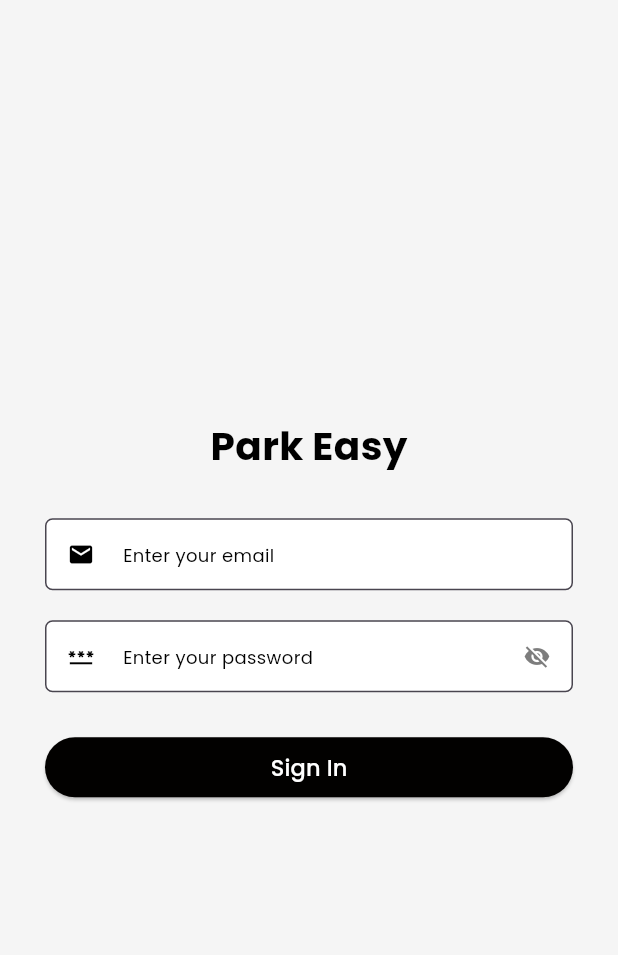
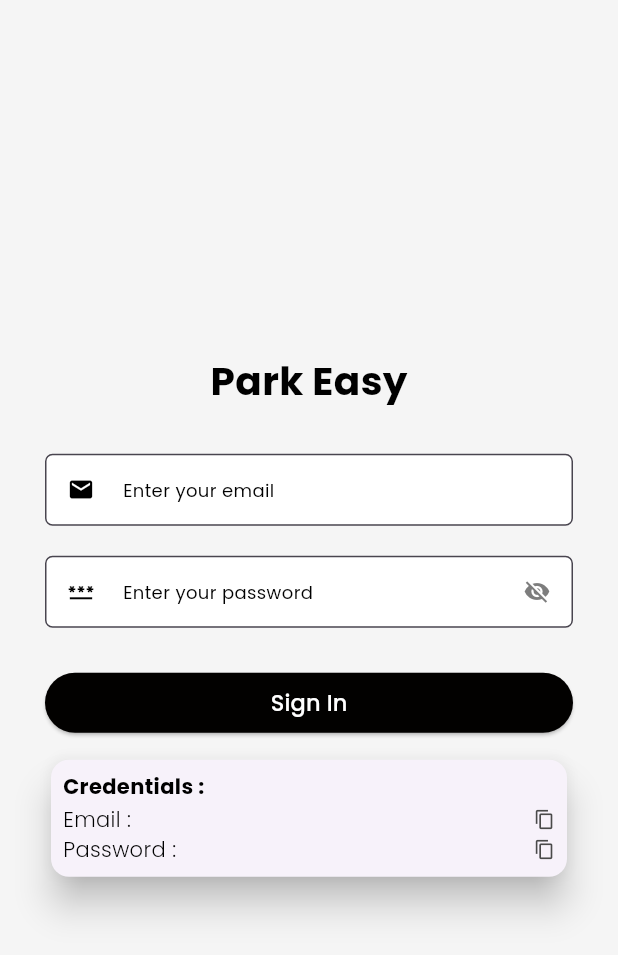
Before and after one commit to Nevilrv/Spot-A-Park-Admin, a Flutter app: the screen it shows after launch, on a phone screen of 412 x 824 dp. Shown: the top 955 px of the screen. Run offline on Flutter 3.47's test engine with Material 3 defaults, Android fonts, the phone set to English and light mode, and no system bars; our stand-ins replace cached_network_image, cloud_firestore, country_code_picker, firebase_core, firebase_storage, flutter_screenutil and 9 more; missing offline and left inert: geoflutterfire2, location_picker_flutter_map, syncfusion_flutter_core; accounts and stored records are empty; statements that could not run were skipped.

Commit message:
Minor changes

```diff
--- a/lib/app/modules/app_settings/views/app_settings_view.dart
+++ b/lib/app/modules/app_settings/views/app_settings_view.dart
@@ -448,13 +448,13 @@ class AppSettingsView extends StatelessWidget {
                                         .text
                                         .isNotEmpty) {
                                       ProgressLoader.showLoadingDialog();
-                                      Constant.constantModel
+                                      Constant.constantModel!
                                               .minimumAmountDeposit =
                                           appSettingsController
                                               .minimumDepositController
                                               .value
                                               .text;
-                                      setGeneralSetting(Constant.constantModel)
+                                      setGeneralSetting(Constant.constantModel!)
                                           .then((value) {
                                         Get.back();
                                         showSuccessToast(
@@ -509,13 +509,13 @@ class AppSettingsView extends StatelessWidget {
                                         .text
                                         .isNotEmpty) {
                                       ProgressLoader.showLoadingDialog();
-                                      Constant.constantModel
+                                      Constant.constantModel!
                                               .minimumAmountWithdraw =
                                           appSettingsController
                                               .minimumWithdrawalController
                                               .value
                                               .text;
-                                      setGeneralSetting(Constant.constantModel)
+                                      setGeneralSetting(Constant.constantModel!)
                                           .then((value) {
                                         Get.back();
                                         showSuccessToast(
@@ -604,12 +604,12 @@ class AppSettingsView extends StatelessWidget {
                                       .text
                                       .isNotEmpty) {
                                     ProgressLoader.showLoadingDialog();
-                                    Constant.constantModel.referralAmount =
+                                    Constant.constantModel!.referralAmount =
                                         appSettingsController
                                             .referralAmountController
                                             .value
                                             .text;
-                                    setGeneralSetting(Constant.constantModel)
+                                    setGeneralSetting(Constant.constantModel!)
                                         .then((value) {
                                       Get.back();
                                       showSuccessToast(
@@ -687,10 +687,10 @@ class AppSettingsView extends StatelessWidget {
                                   if (appSettingsController.mapRadiusController
                                       .value.text.isNotEmpty) {
                                     ProgressLoader.showLoadingDialog();
-                                    Constant.constantModel.radius =
+                                    Constant.constantModel!.radius =
                                         appSettingsController
                                             .mapRadiusController.value.text;
-                                    setGeneralSetting(Constant.constantModel)
+                                    setGeneralSetting(Constant.constantModel!)
                                         .then((value) {
                                       Get.back();
                                       showSuccessToast("Map radius updated");
--- a/lib/app/modules/login_page/views/login_page_view.dart
+++ b/lib/app/modules/login_page/views/login_page_view.dart
@@ -57,68 +57,70 @@ class LoginPageView extends GetView<LoginPageController> {
                     },
                   ),
                   const SizedBox(height: 14),
-                  // Card(
-                  //   elevation: 10,
-                  //   child: Padding(
-                  //     padding: const EdgeInsets.all(8.0),
-                  //     child: Column(
-                  //       mainAxisAlignment: MainAxisAlignment.start,
-                  //       crossAxisAlignment: CrossAxisAlignment.start,
-                  //       children: [
-                  //         Text(
-                  //           "Credentials : ",
-                  //           style: GoogleFonts.poppins(
-                  //             fontSize: 14,
-                  //             fontWeight: FontWeight.bold,
-                  //           ),
-                  //         ),
-                  //         const SizedBox(height: 2),
-                  //         Row(
-                  //           mainAxisAlignment: MainAxisAlignment.spaceBetween,
-                  //           crossAxisAlignment: CrossAxisAlignment.center,
-                  //           children: [
-                  //             Text(
-                  //               "Email : ${controller.email.value}",
-                  //               style: GoogleFonts.poppins(
-                  //                 fontSize: 14,
-                  //                 fontWeight: FontWeight.w300,
-                  //               ),
-                  //             ),
-                  //             InkWell(
-                  //                 onTap: () async {
-                  //                   await Clipboard.setData(ClipboardData(text: controller.email.value));
-                  //                 },
-                  //                 child: const Icon(
-                  //                   Icons.copy,
-                  //                   size: 14,
-                  //                 ))
-                  //           ],
-                  //         ),
-                  //         Row(
-                  //           mainAxisAlignment: MainAxisAlignment.spaceBetween,
-                  //           crossAxisAlignment: CrossAxisAlignment.center,
-                  //           children: [
-                  //             Text(
-                  //               "Password : ${controller.password.value}",
-                  //               style: GoogleFonts.poppins(
-                  //                 fontSize: 14,
-                  //                 fontWeight: FontWeight.w300,
-                  //               ),
-                  //             ),
-                  //             InkWell(
-                  //                 onTap: () async {
-                  //                   await Clipboard.setData(ClipboardData(text: controller.password.value));
-                  //                 },
-                  //                 child: const Icon(
-                  //                   Icons.copy,
-                  //                   size: 14,
-                  //                 ))
-                  //           ],
-                  //         ),
-                  //       ],
-                  //     ),
-                  //   ),
-                  // )
+                  Card(
+                    elevation: 10,
+                    child: Padding(
+                      padding: const EdgeInsets.all(8.0),
+                      child: Column(
+                        mainAxisAlignment: MainAxisAlignment.start,
+                        crossAxisAlignment: CrossAxisAlignment.start,
+                        children: [
+                          Text(
+                            "Credentials : ",
+                            style: GoogleFonts.poppins(
+                              fontSize: 14,
+                              fontWeight: FontWeight.bold,
+                            ),
+                          ),
+                          const SizedBox(height: 2),
+                          Row(
+                            mainAxisAlignment: MainAxisAlignment.spaceBetween,
+                            crossAxisAlignment: CrossAxisAlignment.center,
+                            children: [
+                              Text(
+                                "Email : ${controller.email.value}",
+                                style: GoogleFonts.poppins(
+                                  fontSize: 14,
+                                  fontWeight: FontWeight.w300,
+                                ),
+                              ),
+                              InkWell(
+                                  onTap: () async {
+                                    await Clipboard.setData(ClipboardData(
+                                        text: controller.email.value));
+                                  },
+                                  child: const Icon(
+                                    Icons.copy,
+                                    size: 14,
+                                  ))
+                            ],
+                          ),
+                          Row(
+                            mainAxisAlignment: MainAxisAlignment.spaceBetween,
+                            crossAxisAlignment: CrossAxisAlignment.center,
+                            children: [
+                              Text(
+                                "Password : ${controller.password.value}",
+                                style: GoogleFonts.poppins(
+                                  fontSize: 14,
+                                  fontWeight: FontWeight.w300,
+                                ),
+                              ),
+                              InkWell(
+                                  onTap: () async {
+                                    await Clipboard.setData(ClipboardData(
+                                        text: controller.password.value));
+                                  },
+                                  child: const Icon(
+                                    Icons.copy,
+                                    size: 14,
+                                  ))
+                            ],
+                          ),
+                        ],
+                      ),
+                    ),
+                  )
                 ]),
           ),
         ),
@@ -160,70 +162,70 @@ class LoginPageView extends GetView<LoginPageController> {
                     },
                   ),
                   const SizedBox(height: 14),
-                  // Card(
-                  //   elevation: 10,
-                  //   child: Padding(
-                  //     padding: const EdgeInsets.all(8.0),
-                  //     child: Column(
-                  //       mainAxisAlignment: MainAxisAlignment.start,
-                  //       crossAxisAlignment: CrossAxisAlignment.start,
-                  //       children: [
-                  //         Text(
-                  //           "Credentials : ",
-                  //           style: GoogleFonts.poppins(
-                  //             fontSize: 14,
-                  //             fontWeight: FontWeight.bold,
-                  //           ),
-                  //         ),
-                  //         const SizedBox(height: 2),
-                  //         Row(
-                  //           mainAxisAlignment: MainAxisAlignment.spaceBetween,
-                  //           crossAxisAlignment: CrossAxisAlignment.center,
-                  //           children: [
-                  //             Text(
-                  //               "Email : ${controller.email.value}",
-                  //               style: GoogleFonts.poppins(
-                  //                 fontSize: 14,
-                  //                 fontWeight: FontWeight.w300,
-                  //               ),
-                  //             ),
-                  //             InkWell(
-                  //                 onTap: () async {
-                  //                   await Clipboard.setData(ClipboardData(
-                  //                       text: controller.email.value));
-                  //                 },
-                  //                 child: const Icon(
-                  //                   Icons.copy,
-                  //                   size: 14,
-                  //                 ))
-                  //           ],
-                  //         ),
-                  //         Row(
-                  //           mainAxisAlignment: MainAxisAlignment.spaceBetween,
-                  //           crossAxisAlignment: CrossAxisAlignment.center,
-                  //           children: [
-                  //             Text(
-                  //               "Password : ${controller.password.value}",
-                  //               style: GoogleFonts.poppins(
-                  //                 fontSize: 14,
-                  //                 fontWeight: FontWeight.w300,
-                  //               ),
-                  //             ),
-                  //             InkWell(
-                  //                 onTap: () async {
-                  //                   await Clipboard.setData(ClipboardData(
-                  //                       text: controller.password.value));
-                  //                 },
-                  //                 child: const Icon(
-                  //                   Icons.copy,
-                  //                   size: 14,
-                  //                 ))
-                  //           ],
-                  //         ),
-                  //       ],
-                  //     ),
-                  //   ),
-                  // )
+                  Card(
+                    elevation: 10,
+                    child: Padding(
+                      padding: const EdgeInsets.all(8.0),
+                      child: Column(
+                        mainAxisAlignment: MainAxisAlignment.start,
+                        crossAxisAlignment: CrossAxisAlignment.start,
+                        children: [
+                          Text(
+                            "Credentials : ",
+                            style: GoogleFonts.poppins(
+                              fontSize: 14,
+                              fontWeight: FontWeight.bold,
+                            ),
+                          ),
+                          const SizedBox(height: 2),
+                          Row(
+                            mainAxisAlignment: MainAxisAlignment.spaceBetween,
+                            crossAxisAlignment: CrossAxisAlignment.center,
+                            children: [
+                              Text(
+                                "Email : ${controller.email.value}",
+                                style: GoogleFonts.poppins(
+                                  fontSize: 14,
+                                  fontWeight: FontWeight.w300,
+                                ),
+                              ),
+                              InkWell(
+                                  onTap: () async {
+                                    await Clipboard.setData(ClipboardData(
+                                        text: controller.email.value));
+                                  },
+                                  child: const Icon(
+                                    Icons.copy,
+                                    size: 14,
+                                  ))
+                            ],
+                          ),
+                          Row(
+                            mainAxisAlignment: MainAxisAlignment.spaceBetween,
+                            crossAxisAlignment: CrossAxisAlignment.center,
+                            children: [
+                              Text(
+                                "Password : ${controller.password.value}",
+                                style: GoogleFonts.poppins(
+                                  fontSize: 14,
+                                  fontWeight: FontWeight.w300,
+                                ),
+                              ),
+                              InkWell(
+                                  onTap: () async {
+                                    await Clipboard.setData(ClipboardData(
+                                        text: controller.password.value));
+                                  },
+                                  child: const Icon(
+                                    Icons.copy,
+                                    size: 14,
+                                  ))
+                            ],
+                          ),
+                        ],
+                      ),
+                    ),
+                  )
                 ]),
           ),
         ),
@@ -279,76 +281,76 @@ class LoginPageView extends GetView<LoginPageController> {
                         },
                       ),
                       const SizedBox(height: 14),
-                      // Card(
-                      //   elevation: 10,
-                      //   child: Padding(
-                      //     padding: const EdgeInsets.all(8.0),
-                      //     child: Column(
-                      //       mainAxisAlignment: MainAxisAlignment.start,
-                      //       crossAxisAlignment: CrossAxisAlignment.start,
-                      //       children: [
-                      //         Text(
-                      //           "Credentials : ",
-                      //           style: GoogleFonts.poppins(
-                      //             fontSize: 14,
-                      //             fontWeight: FontWeight.bold,
-                      //           ),
-                      //         ),
-                      //         const SizedBox(height: 2),
-                      //         Row(
-                      //           mainAxisAlignment:
-                      //               MainAxisAlignment.spaceBetween,
-                      //           crossAxisAlignment: CrossAxisAlignment.center,
-                      //           children: [
-                      //             Obx(
-                      //               () => Text(
-                      //                 "Email : ${controller.email.value}",
-                      //                 style: GoogleFonts.poppins(
-                      //                   fontSize: 14,
-                      //                   fontWeight: FontWeight.w300,
-                      //                 ),
-                      //               ),
-                      //             ),
-                      //             InkWell(
-                      //                 onTap: () async {
-                      //                   await Clipboard.setData(ClipboardData(
-                      //                       text: controller.email.value));
-                      //                 },
-                      //                 child: const Icon(
-                      //                   Icons.copy,
-                      //                   size: 14,
-                      //                 ))
-                      //           ],
-                      //         ),
-                      //         Row(
-                      //           mainAxisAlignment:
-                      //               MainAxisAlignment.spaceBetween,
-                      //           crossAxisAlignment: CrossAxisAlignment.center,
-                      //           children: [
-                      //             Obx(
-                      //               () => Text(
-                      //                 "Password : ${controller.password.value}",
-                      //                 style: GoogleFonts.poppins(
-                      //                   fontSize: 14,
-                      //                   fontWeight: FontWeight.w300,
-                      //                 ),
-                      //               ),
-                      //             ),
-                      //             InkWell(
-                      //                 onTap: () async {
-                      //                   await Clipboard.setData(ClipboardData(
-                      //                       text: controller.password.value));
-                      //                 },
-                      //                 child: const Icon(
-                      //                   Icons.copy,
-                      //                   size: 14,
-                      //                 ))
-                      //           ],
-                      //         ),
-                      //       ],
-                      //     ),
-                      //   ),
-                      // )
+                      Card(
+                        elevation: 10,
+                        child: Padding(
+                          padding: const EdgeInsets.all(8.0),
+                          child: Column(
+                            mainAxisAlignment: MainAxisAlignment.start,
+                            crossAxisAlignment: CrossAxisAlignment.start,
+                            children: [
+                              Text(
+                                "Credentials : ",
+                                style: GoogleFonts.poppins(
+                                  fontSize: 14,
+                                  fontWeight: FontWeight.bold,
+                                ),
+                              ),
+                              const SizedBox(height: 2),
+                              Row(
+                                mainAxisAlignment:
+                                    MainAxisAlignment.spaceBetween,
+                                crossAxisAlignment: CrossAxisAlignment.center,
+                                children: [
+                                  Obx(
+                                    () => Text(
+                                      "Email : ${controller.email.value}",
+                                      style: GoogleFonts.poppins(
+                                        fontSize: 14,
+                                        fontWeight: FontWeight.w300,
+                                      ),
+                                    ),
+                                  ),
+                                  InkWell(
+                                      onTap: () async {
+                                        await Clipboard.setData(ClipboardData(
+                                            text: controller.email.value));
+                                      },
+                                      child: const Icon(
+                                        Icons.copy,
+                                        size: 14,
+                                      ))
+                                ],
+                              ),
+                              Row(
+                                mainAxisAlignment:
+                                    MainAxisAlignment.spaceBetween,
+                                crossAxisAlignment: CrossAxisAlignment.center,
+                                children: [
+                                  Obx(
+                                    () => Text(
+                                      "Password : ${controller.password.value}",
+                                      style: GoogleFonts.poppins(
+                                        fontSize: 14,
+                                        fontWeight: FontWeight.w300,
+                                      ),
+                                    ),
+                                  ),
+                                  InkWell(
+                                      onTap: () async {
+                                        await Clipboard.setData(ClipboardData(
+                                            text: controller.password.value));
+                                      },
+                                      child: const Icon(
+                                        Icons.copy,
+                                        size: 14,
+                                      ))
+                                ],
+                              ),
+                            ],
+                          ),
+                        ),
+                      )
                     ]),
               ),
             )),
--- a/lib/app/utils/constants.dart
+++ b/lib/app/utils/constants.dart
@@ -12,7 +12,7 @@ import 'package:geolocator/geolocator.dart';
 import 'package:intl/intl.dart';
 
 class Constant {
-  static ConstantModel constantModel = ConstantModel();
+  static ConstantModel? constantModel;
   static PaymentModel? paymentModel;
   static UserModel? userModel;
   static CurrencyModel? currencyModel;
```
